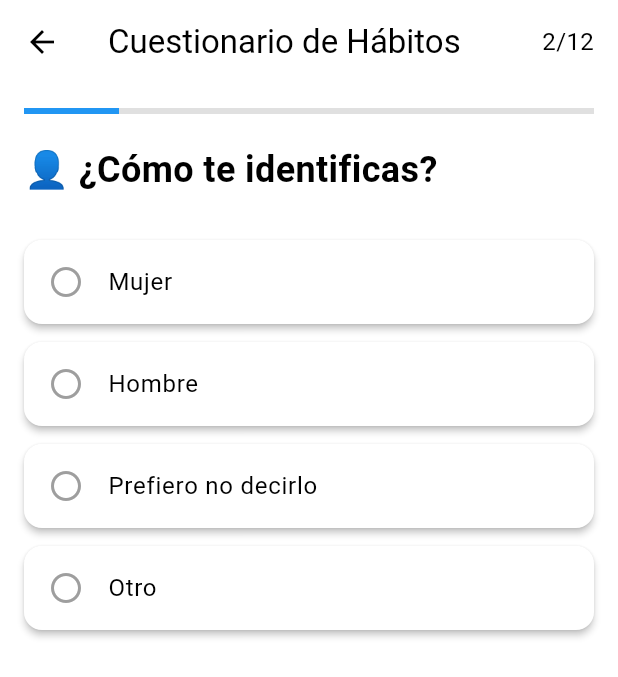
After one commit to celesbatres/gradiente, a Flutter app: the QuizScreen screen opened directly, after a tap on "Menos de 18", on a phone screen of 412 x 824 dp. The commit adds this screen. Shown: the top 677 px of the screen. Run offline on Flutter 3.47's test engine with Material 3 defaults, Android fonts, the phone set to English and light mode, and no system bars; our stand-ins replace firebase_auth, firebase_core, flutter_login, font_awesome_flutter, google_sign_in, url_launcher_web; accounts and stored records are empty; Roboto replaces fonts that are missing (NotoSans).

Commit message:
Adding questions

```diff
--- a/lib/login_screen.dart
+++ b/lib/login_screen.dart
@@ -5,6 +5,7 @@ import 'package:gradiente/constants.dart';
 import 'package:gradiente/custom_route.dart';
 import 'package:gradiente/dashboard_screen.dart';
 import 'package:gradiente/users.dart';
+import 'package:gradiente/widgets/habit_quiz_app.dart';
 import '../services/auth/auth_service.dart';
 import 'package:font_awesome_flutter/font_awesome_flutter.dart';
 
@@ -271,9 +272,10 @@ class LoginScreen extends StatelessWidget {
         return _signupUser(signupData);
       },
       onSubmitAnimationCompleted: () {
+        // Después del signup exitoso, ir directamente al cuestionario de hábitos
         Navigator.of(context).pushReplacement(
           FadePageRoute<void>(
-            builder: (context) => const DashboardScreen(),
+            builder: (context) => const HabitQuizApp(),
           ),
         );
       },
--- /dev/null
+++ b/lib/widgets/habit_quiz_app.dart
@@ -0,0 +1,256 @@
+import 'package:flutter/material.dart';
+
+class HabitQuizApp extends StatelessWidget {
+  const HabitQuizApp({super.key});
+
+  @override
+  Widget build(BuildContext context) {
+    return const QuizScreen();
+  }
+}
+
+class QuizScreen extends StatefulWidget {
+  const QuizScreen({super.key});
+
+  @override
+  State<QuizScreen> createState() => _QuizScreenState();
+}
+
+class _QuizScreenState extends State<QuizScreen> {
+  int _currentQuestionIndex = 0;
+  List<String?> _answers = List.filled(12, null);
+
+  final List<Map<String, dynamic>> _questions = [
+    {
+      "question": "🎂 ¿Cuántas vueltas al sol llevas ya?",
+      "options": [
+        "Menos de 18",
+        "18–25",
+        "26–35",
+        "36–50",
+        "Más de 50",
+      ],
+    },
+    {
+      "question": "👤 ¿Cómo te identificas?",
+      "options": [
+        "Mujer",
+        "Hombre",
+        "Prefiero no decirlo",
+        "Otro",
+      ],
+    },
+    {
+      "question": "🏃 ¿Qué capítulo describe mejor tu actividad física?",
+      "options": [
+        "Maratón de sillón",
+        "Un par de episodios activos",
+        "Siempre en movimiento",
+      ],
+    },
+    {
+      "question": "🌱 ¿Qué hábito quieres plantar primero en tu jardín de bienestar?",
+      "options": [
+        "Ejercicio físico",
+        "Alimentación balanceada",
+        "Mejorar el sueño",
+        "Hidratación",
+        "Manejo del estrés",
+      ],
+    },
+    {
+      "question": "⏳ ¿Qué tan rápido te gustaría ver los frutos de tu esfuerzo?",
+      "options": [
+        "En pocas semanas",
+        "En unos meses",
+        "No tengo prisa, lo importante es el camino",
+      ],
+    },
+    {
+      "question": "🪨 ¿Con qué obstáculos te has topado antes al intentar un nuevo hábito?",
+      "options": [
+        "Falta de tiempo",
+        "Falta de motivación",
+        "No saber cómo empezar",
+        "Me rindo fácilmente",
+        "Otro"
+      ],
+    },
+    {
+      "question": "🧩 ¿Qué pieza crees que te falta para mantener la constancia?",
+      "options": [
+        "Recordatorios",
+        "Motivación extra",
+        "Información clara",
+        "Acompañamiento",
+        "Gamificación/diversión",
+        "Rutina y preferencias"
+      ],
+    },
+    {
+      "question": "⏰ ¿En qué momento del día floreces más para trabajar tus hábitos?",
+      "options": [
+        "Mañana",
+        "Tarde",
+        "Noche"
+      ],
+    },
+    {
+      "question": "📅 ¿Cuánto tiempo realista puedes regalarte cada día?",
+      "options": [
+        "5–10 minutos",
+        "15–30 minutos",
+        "30–60 minutos",
+        "Más de 1 hora"
+      ],
+    },
+    {
+      "question": "🔔 ¿Qué tipo de recordatorio prefieres?",
+      "options": [
+        "Un empujoncito suave",
+        "Un \"¡vamos, tú puedes!\"",
+        "Silencio, que yo me acuerdo"
+      ],
+    },
+    {
+      "question": "🎮 Si tu progreso fuera un videojuego, ¿qué estilo prefieres?",
+      "options": [
+        "Nivel a nivel con retos",
+        "Historia relajada y flexible",
+        "Competencia amistosa",
+        "Social y emocional"
+      ],
+    },
+    {
+      "question": "🌍 ¿Quieres que tu viaje sea solitario o compartido con otros exploradores?",
+      "options": [
+        "Prefiero hacerlo sola/o",
+        "Quiero compartir con amigos",
+        "Quiero competir con otros",
+        "Prefiero decidir más adelante"
+      ],
+    }
+  ];
+
+  void _selectAnswer(String answer) {
+    setState(() {
+      _answers[_currentQuestionIndex] = answer;
+    });
+
+    if (_currentQuestionIndex < _questions.length - 1) {
+      _nextQuestion();
+    } else {
+      _completeQuiz();
+    }
+  }
+
+  void _nextQuestion() {
+    if (_currentQuestionIndex < _questions.length - 1) {
+      setState(() {
+        _currentQuestionIndex++;
+      });
+    }
+  }
+
+  void _previousQuestion() {
+    if (_currentQuestionIndex > 0) {
+      setState(() {
+        _currentQuestionIndex--;
+      });
+    }
+  }
+
+  void _completeQuiz() {
+    // Aquí puedes guardar las respuestas del usuario
+    print('Respuestas del cuestionario: $_answers');
+
+    // Mostrar un mensaje de éxito antes de navegar
+    ScaffoldMessenger.of(context).showSnackBar(
+      const SnackBar(
+        content: Text('¡Cuestionario completado! Redirigiendo al dashboard...'),
+        backgroundColor: Colors.green,
+        duration: Duration(seconds: 2),
+      ),
+    );
+
+    // Navegar al dashboard después de completar el cuestionario
+    Future.delayed(const Duration(seconds: 2), () {
+      Navigator.of(context).pushReplacementNamed('/dashboard');
+    });
+  }
+
+  @override
+  Widget build(BuildContext context) {
+    final currentQuestion = _questions[_currentQuestionIndex];
+
+    return Scaffold(
+      appBar: AppBar(
+        leading: _currentQuestionIndex > 0
+            ? IconButton(
+                icon: const Icon(Icons.arrow_back),
+                onPressed: _previousQuestion,
+              )
+            : null,
+        title: const Text("Cuestionario de Hábitos"),
+        actions: [
+          Padding(
+            padding: const EdgeInsets.all(16.0),
+            child: Text(
+              "${_currentQuestionIndex + 1}/${_questions.length}",
+              style: const TextStyle(fontSize: 16),
+            ),
+          ),
+        ],
+      ),
+      body: Padding(
+        padding: const EdgeInsets.all(16.0),
+        child: Column(
+          crossAxisAlignment: CrossAxisAlignment.start,
+          children: [
+            // Barra de progreso
+            LinearProgressIndicator(
+              value: (_currentQuestionIndex + 1) / _questions.length,
+              backgroundColor: Colors.grey[300],
+              valueColor: const AlwaysStoppedAnimation<Color>(Colors.blue),
+            ),
+            const SizedBox(height: 20),
+            Text(
+              currentQuestion["question"],
+              style: const TextStyle(fontSize: 24, fontWeight: FontWeight.bold),
+            ),
+            const SizedBox(height: 30),
+            Expanded(
+              child: ListView.builder(
+                itemCount: currentQuestion["options"].length,
+                itemBuilder: (context, index) {
+                  final option = currentQuestion["options"][index];
+                  final isSelected = _answers[_currentQuestionIndex] == option;
+
+                  return Card(
+                    margin: const EdgeInsets.only(bottom: 12),
+                    elevation: isSelected ? 4 : 2,
+                    color: isSelected ? Colors.blue.shade50 : null,
+                    child: ListTile(
+                      title: Text(
+                        option,
+                        style: TextStyle(
+                          fontSize: 16,
+                          fontWeight: isSelected ? FontWeight.bold : FontWeight.normal,
+                        ),
+                      ),
+                      leading: Icon(
+                        isSelected ? Icons.check_circle : Icons.radio_button_unchecked,
+                        color: isSelected ? Colors.blue : Colors.grey,
+                      ),
+                      onTap: () => _selectAnswer(option),
+                    ),
+                  );
+                },
+              ),
+            ),
+          ],
+        ),
+      ),
+    );
+  }
+}
```
Also changed, not shown: firebase.json (added), lib/firebase_options.dart (added), lib/widgets/ini_questions/first.dart (added).
